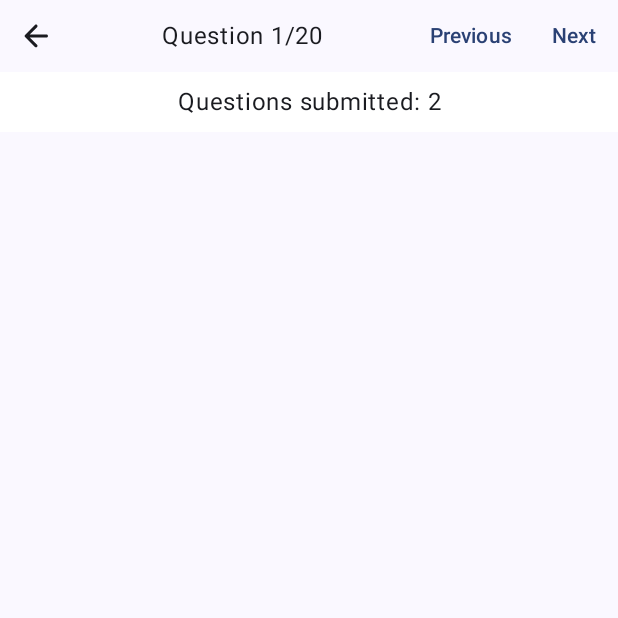
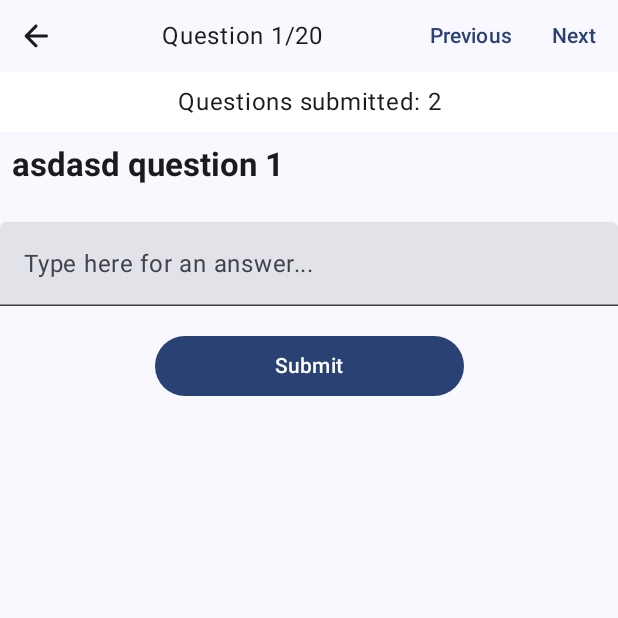
Before and after one commit to shalva97/XM-Survey, an Android app built with Jetpack Compose: the screen it shows after launch (MainActivity), after a tap on "Next", on a phone screen of 412 x 824 dp, the top half of it. Run offline under Robolectric (Android 15) with nearby library versions, the phone set to English and light mode, and no system bars; our stand-ins replace Dagger/Hilt's generated code.

Commit message:
Added pager and Question composable

```diff
--- a/app/src/main/kotlin/io/github/shalva97/xm_survey/presentation/survey/SurveyScreen.kt
+++ b/app/src/main/kotlin/io/github/shalva97/xm_survey/presentation/survey/SurveyScreen.kt
@@ -1,26 +1,49 @@
 package io.github.shalva97.xm_survey.presentation.survey
 
+import androidx.compose.foundation.ExperimentalFoundationApi
 import androidx.compose.foundation.layout.Column
 import androidx.compose.foundation.layout.fillMaxSize
+import androidx.compose.foundation.pager.HorizontalPager
+import androidx.compose.foundation.pager.rememberPagerState
+import androidx.compose.material3.Surface
 import androidx.compose.runtime.Composable
+import androidx.compose.runtime.rememberCoroutineScope
 import androidx.compose.ui.Modifier
 import androidx.compose.ui.tooling.preview.Preview
 import androidx.hilt.navigation.compose.hiltViewModel
+import io.github.shalva97.xm_survey.presentation.survey.components.Question
 import io.github.shalva97.xm_survey.presentation.survey.components.QuestionsSubmitted
 import io.github.shalva97.xm_survey.presentation.survey.components.SurveyTopBar
+import kotlinx.coroutines.launch
 
+@OptIn(ExperimentalFoundationApi::class)
 @Composable
 fun SurveyScreen(
     viewModel: SurveyViewModel = hiltViewModel(),
 ) {
     Column(Modifier.fillMaxSize()) {
-        SurveyTopBar()
+        val pagerState = rememberPagerState(pageCount = { 10 })
+        val coroutineScope = rememberCoroutineScope()
+        SurveyTopBar(onPreviousClicked = {
+            coroutineScope.launch {
+                pagerState.animateScrollToPage(page = pagerState.currentPage - 1)
+            }
+        }, onNextClicked = {
+            coroutineScope.launch {
+                pagerState.animateScrollToPage(page = pagerState.currentPage + 1)
+            }
+        })
         QuestionsSubmitted()
+        HorizontalPager(state = pagerState) { page ->
+            Question("asdasd question $page")
+        }
     }
 }
 
 @Preview
 @Composable
 fun SurveyScreenPreview() {
-    SurveyScreen()
+    Surface {
+        SurveyScreen()
+    }
 }
--- /dev/null
+++ b/app/src/main/kotlin/io/github/shalva97/xm_survey/presentation/survey/components/Question.kt
@@ -0,0 +1,67 @@
+package io.github.shalva97.xm_survey.presentation.survey.components
+
+import androidx.compose.foundation.layout.Column
+import androidx.compose.foundation.layout.fillMaxWidth
+import androidx.compose.foundation.layout.padding
+import androidx.compose.material3.Button
+import androidx.compose.material3.MaterialTheme
+import androidx.compose.material3.Surface
+import androidx.compose.material3.Text
+import androidx.compose.material3.TextField
+import androidx.compose.runtime.Composable
+import androidx.compose.runtime.getValue
+import androidx.compose.runtime.mutableStateOf
+import androidx.compose.runtime.remember
+import androidx.compose.runtime.setValue
+import androidx.compose.ui.Alignment
+import androidx.compose.ui.Modifier
+import androidx.compose.ui.res.stringResource
+import androidx.compose.ui.text.font.FontWeight
+import androidx.compose.ui.tooling.preview.Preview
+import androidx.compose.ui.unit.dp
+import io.github.shalva97.xm_survey.R
+
+@Composable
+fun Question(
+    question: String,
+    onSubmitClicked: (answer: String) -> Unit = {},
+    isAlreadySubmitted: Boolean = false,
+) {
+    Column(Modifier.fillMaxWidth()) {
+        Text(
+            modifier = Modifier.padding(8.dp),
+            text = question,
+            fontWeight = FontWeight.Bold,
+            style = MaterialTheme.typography.titleLarge
+        )
+        var text by remember { mutableStateOf("") }
+        TextField(modifier = Modifier
+            .padding(top = 16.dp)
+            .fillMaxWidth(),
+            value = text,
+            onValueChange = { if (it.length <= MAX_ANSWER_LENGTH) text = it },
+            label = { Text(text = stringResource(R.string.type_here_for_an_answer)) })
+        Button(
+            modifier = Modifier
+                .fillMaxWidth(.5f)
+                .align(Alignment.CenterHorizontally)
+                .padding(top = 16.dp), onClick = { onSubmitClicked.invoke(text) }
+        ) {
+            if (isAlreadySubmitted) {
+                Text(text = stringResource(R.string.already_submitted))
+            } else {
+                Text(text = stringResource(R.string.submit))
+            }
+        }
+    }
+}
+
+@Preview
+@Composable
+private fun QuestionPreview() {
+    Surface {
+        Question("What is your favourite food?")
+    }
+}
+
+private const val MAX_ANSWER_LENGTH = 200
--- a/app/src/main/res/values/strings.xml
+++ b/app/src/main/res/values/strings.xml
@@ -6,4 +6,7 @@
     <string name="next">Next</string>
     <string name="question_20">Question %1$s/20</string>
     <string name="questions_submitted">Questions submitted: %1$s</string>
+    <string name="type_here_for_an_answer">Type here for an answer...</string>
+    <string name="already_submitted">Already submitted</string>
+    <string name="submit">Submit</string>
 </resources>
```
